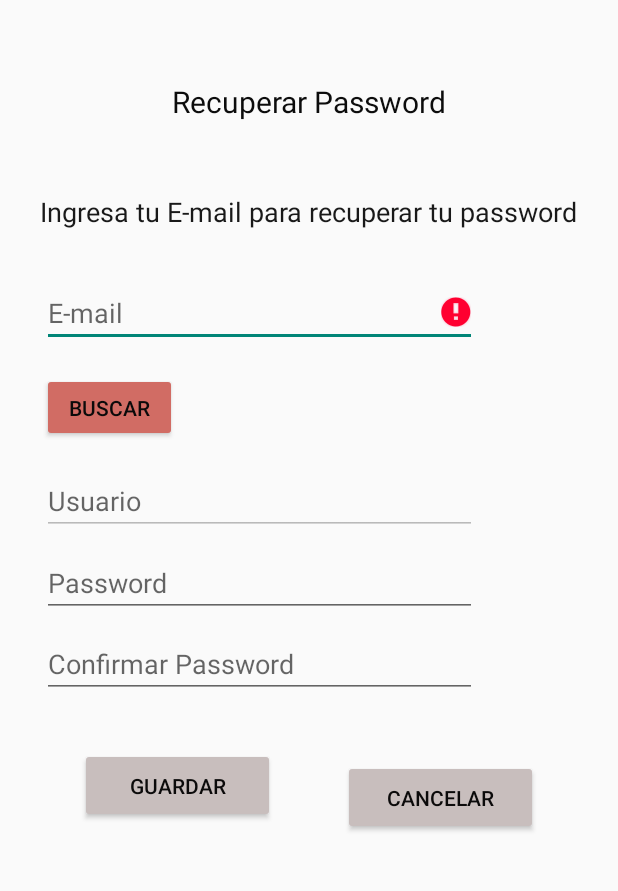
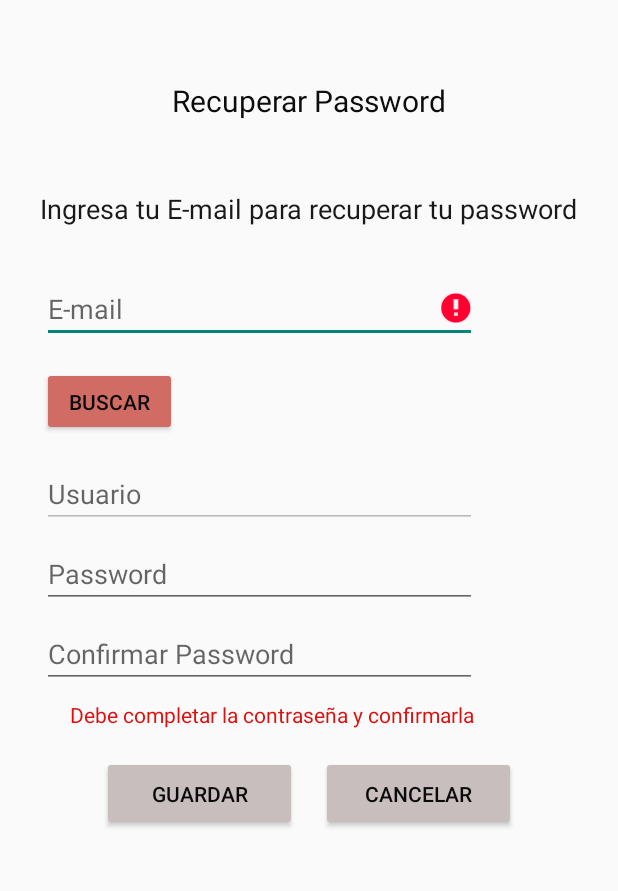
Before and after one commit to mosorioo/Confiautos, an Android app: the RecuperarPassword screen opened directly, with no data from a screen before it, after a tap on "GUARDAR", on a phone screen of 412 x 824 dp, the part 322-1213 px from its top. Run offline under Robolectric (Android 15) with nearby library versions, the light colour scheme and no system bars; 1 other tap on this screen came first.

Commit message:
Funciona bien el RecuperarPassword falta validaciones campos

```diff
--- a/app/src/main/java/com/hola/confiautos/RecuperarPassword.java
+++ b/app/src/main/java/com/hola/confiautos/RecuperarPassword.java
@@ -11,18 +11,23 @@ import android.util.Patterns;
 import android.view.View;
 import android.widget.Button;
 import android.widget.EditText;
+import android.widget.TextView;
 import android.widget.Toast;
 
 import com.hola.confiautos.entidades.Usuario;
 import com.hola.confiautos.services.DaoUsuario;
 import com.hola.confiautos.utilidades.Utilidades;
 
-public class RecuperarPassword extends AppCompatActivity {
+import java.util.Objects;
+
+    public class RecuperarPassword extends AppCompatActivity {
 
     EditText campoEmail, campoPass, campoConfPass, campoUsuario;
+    TextView campoError;
     Button btnBuscar, btnGuardar, btnCancelar;
     DaoUsuario dao = new DaoUsuario();
     Usuario user;
+    String error;
 
     ConexionSQLiteHelper conn = new ConexionSQLiteHelper(this, null, 1);
 
@@ -38,6 +43,7 @@ public class RecuperarPassword extends AppCompatActivity {
         btnBuscar = findViewById(R.id.btnBuscarEmail);
         btnGuardar = findViewById(R.id.btnRecuGuardar);
         btnCancelar = findViewById(R.id.btnRecuCancelar);
+        campoError = findViewById(R.id.txtError);
 
         btnBuscar.setOnClickListener(new View.OnClickListener() {
             @Override
@@ -51,14 +57,15 @@ public class RecuperarPassword extends AppCompatActivity {
         btnGuardar.setOnClickListener(new View.OnClickListener() {
             @Override
             public void onClick(View v) {
-/*
-                if (campoPass == null || campoConfPass == null) {
-                    Toast.makeText(this, "ERROR: Debe completar la Password y confirmarla", Toast.LENGTH_LONG).show();
-                }
-                else */
-                    actualizarPassword();
+
+            if (validarPass()){
+                actualizarPassword();
+            } else {
+                campoError.setVisibility(View.VISIBLE);
+                campoError.setText(error);
+                limpiarPass();
             }
-
+        }
         });
 
         btnCancelar.setOnClickListener(new View.OnClickListener() {
@@ -81,26 +88,7 @@ public class RecuperarPassword extends AppCompatActivity {
         }
     }
 
-    /* Este tiene algo raro
-    private void buscarUsuario() {
-      //  ConexionSQLiteHelper conn = new ConexionSQLiteHelper(this, null, 1);
-        SQLiteDatabase db = conn.getReadableDatabase();
-
-        String[] parametros = {campoEmail.getText().toString()};
-
-        try {
-            //Select Usuario from tabla_usuarios where email = algo
-            Cursor cursor = db.rawQuery("SELECT " + Utilidades.USUARIO + " FROM " + Utilidades.TABLA_USUARIO + " WHERE " + Utilidades.EMAIL + "= ? ", parametros);
-
-            cursor.moveToFirst();
-            campoUsuario.setText(cursor.getString(0));
-
-        } catch (Exception e) {
-            Toast.makeText(getApplicationContext(), "El Email no existe", Toast.LENGTH_LONG).show();
-            campoEmail.setText("");
-        }
-    } */
-
+    //Sirve para recuperar el usuario en la base de datos
     private void consultarUsuario(){
         SQLiteDatabase db = conn.getReadableDatabase();
         String[] parametros = {campoEmail.getText().toString()};
@@ -117,6 +105,7 @@ public class RecuperarPassword extends AppCompatActivity {
         }
     }
 
+    //Guarda la nueva contraseña
     public void actualizarPassword() {
         SQLiteDatabase db = conn.getWritableDatabase();
         String[] parametro = {campoEmail.getText().toString()};
@@ -124,10 +113,10 @@ public class RecuperarPassword extends AppCompatActivity {
         String pass = campoPass.getText().toString();
         String confPass = campoConfPass.getText().toString();
 
-        if (pass.equals("") || confPass.equals("")) {
+     /*   if (pass.equals("") || confPass.equals("")) {
             Toast.makeText(this, "ERROR: Debe completar la contraseña y confirmarla", Toast.LENGTH_LONG).show();
-      /*  }else if (!validarPass(confPass, pass)) { //no funciona bien
-            Toast.makeText(this, "ERROR: Las contraseñas no coinciden", Toast.LENGTH_LONG).show(); */
+        }else if (!validarPass(confPass, pass)) { //no funciona bien
+            Toast.makeText(this, "ERROR: Las contraseñas no coinciden", Toast.LENGTH_LONG).show();
         }else{
             ContentValues values= new ContentValues();
             values.put(Utilidades.PASSWORD,campoPass.getText().toString());
@@ -139,24 +128,48 @@ public class RecuperarPassword extends AppCompatActivity {
             startActivity(i);
             finish();
         }
+        */
 
+        ContentValues values= new ContentValues();
+        values.put(Utilidades.PASSWORD,campoPass.getText().toString());
+        db.update(Utilidades.TABLA_USUARIO, values, Utilidades.EMAIL+"=?", parametro);
+        Toast.makeText(getApplicationContext(),"¡La contraseña se actualizó correctamente!",Toast.LENGTH_LONG).show();
+        limpiarTodo();
+        campoError.setVisibility(View.INVISIBLE);
+        db.close();
+        Intent i = new Intent(RecuperarPassword.this, MainActivity.class);
+        startActivity(i);
+        finish();
     }
 
-    private void limpiar() {
+    private void limpiarTodo() {
         campoEmail.setText("");
         campoUsuario.setText("");
         campoPass.setText("");
         campoConfPass.setText("");
     }
 
-    private boolean validarPass(String pass, String confpas){
-        if (confpas != pass ){
+    private void limpiarPass() {
+        campoPass.setText("");
+        campoConfPass.setText("");
+    }
+
+    //Validaciones en los campos Pass y confPass
+    private boolean validarPass(){
+        String pass = campoPass.getText().toString();
+        String confPass = campoConfPass.getText().toString();
+
+        if (!pass.equals("") && !confPass.equals("")){
+            if (confPass.equals(pass)) {
+                return true;
+            }else {
+                error = "Las contraseñas ingresadas deben coincidir";
+                return false;
+            }
+        }else {
+            error = "Debe completar la contraseña y confirmarla";
             return false;
-            // Toast.makeText(this, "ERROR: La password no coincide", Toast.LENGTH_LONG).show();
-        } else {
-            return true;
         }
     }
 
-
 }
--- a/app/src/main/res/layout/activity_recuperar_password.xml
+++ b/app/src/main/res/layout/activity_recuperar_password.xml
@@ -1,7 +1,12 @@
 <?xml version="1.0" encoding="utf-8"?>
-<androidx.constraintlayout.widget.ConstraintLayout xmlns:android="http://schemas.android.com/apk/res/android"
+<ScrollView xmlns:android="http://schemas.android.com/apk/res/android"
     xmlns:app="http://schemas.android.com/apk/res-auto"
     xmlns:tools="http://schemas.android.com/tools"
+    android:layout_width="match_parent"
+    android:layout_height="match_parent"
+    android:fillViewport="true">
+
+<androidx.constraintlayout.widget.ConstraintLayout
     android:layout_width="match_parent"
     android:layout_height="match_parent"
     tools:context=".RecuperarPassword">
@@ -125,12 +130,12 @@
         android:layout_height="45dp"
         android:layout_marginStart="27dp"
         android:layout_marginEnd="94dp"
-        android:layout_marginBottom="32dp"
+        android:layout_marginBottom="8dp"
         android:autofillHints=""
         android:ems="10"
         android:hint="@string/confirmar_password"
         android:inputType="textPassword"
-        app:layout_constraintBottom_toTopOf="@+id/btnRecuGuardar"
+        app:layout_constraintBottom_toTopOf="@+id/txtError"
         app:layout_constraintEnd_toEndOf="parent"
         app:layout_constraintStart_toStartOf="parent"
         app:layout_constraintTop_toBottomOf="@+id/editRecuPassword" />
@@ -139,9 +144,9 @@
         android:id="@+id/btnRecuGuardar"
         android:layout_width="130dp"
         android:layout_height="50dp"
-        android:layout_marginStart="55dp"
-        android:layout_marginEnd="45dp"
-        android:layout_marginBottom="60dp"
+        android:layout_marginStart="70dp"
+        android:layout_marginEnd="16dp"
+        android:layout_marginBottom="56dp"
         android:hint="@string/recuperar"
         android:text="@string/guardar"
         android:textColor="#0B0A0A"
@@ -150,15 +155,15 @@
         app:layout_constraintBottom_toBottomOf="parent"
         app:layout_constraintEnd_toStartOf="@+id/btnRecuCancelar"
         app:layout_constraintStart_toStartOf="parent"
-        app:layout_constraintTop_toBottomOf="@+id/editRecuConfiPass" />
+        app:layout_constraintTop_toBottomOf="@+id/txtError" />
 
     <Button
         android:id="@+id/btnRecuCancelar"
         android:layout_width="130dp"
         android:layout_height="50dp"
-        android:layout_marginTop="48dp"
-        android:layout_marginEnd="55dp"
-        android:layout_marginBottom="60dp"
+        android:layout_marginTop="16dp"
+        android:layout_marginEnd="70dp"
+        android:layout_marginBottom="56dp"
         android:hint="@string/recuperar"
         android:text="@string/cancelar"
         android:textColor="#0B0A0A"
@@ -167,6 +172,28 @@
         app:layout_constraintBottom_toBottomOf="parent"
         app:layout_constraintEnd_toEndOf="parent"
         app:layout_constraintStart_toEndOf="@+id/btnRecuGuardar"
-        app:layout_constraintTop_toBottomOf="@+id/editRecuConfiPass" />
+        app:layout_constraintTop_toBottomOf="@+id/txtError"
+        app:layout_constraintVertical_bias="0.0" />
+
+    <TextView
+        android:id="@+id/txtError"
+        android:layout_width="307dp"
+        android:layout_height="21dp"
+        android:layout_marginStart="27dp"
+        android:layout_marginEnd="351dp"
+        android:layout_marginBottom="16dp"
+        android:text="@string/error"
+        android:textAlignment="center"
+        android:textColor="#DD0F0F"
+        android:textSize="14sp"
+        android:visibility="invisible"
+        app:layout_constraintBottom_toTopOf="@+id/btnRecuGuardar"
+        app:layout_constraintEnd_toEndOf="parent"
+        app:layout_constraintHorizontal_bias="0.0"
+        app:layout_constraintStart_toStartOf="parent"
+        app:layout_constraintTop_toBottomOf="@+id/editRecuConfiPass"
+        app:layout_constraintVertical_bias="0.0" />
 
 </androidx.constraintlayout.widget.ConstraintLayout>
+
+</ScrollView>
--- a/app/src/main/res/values/strings.xml
+++ b/app/src/main/res/values/strings.xml
@@ -53,4 +53,5 @@
     <string name="agregar">Agregar</string>
     <string name="modificar">Modificar</string>
     <string name="eliminar">Eliminar</string>
+    <string name="error">error</string>
 </resources>
```
